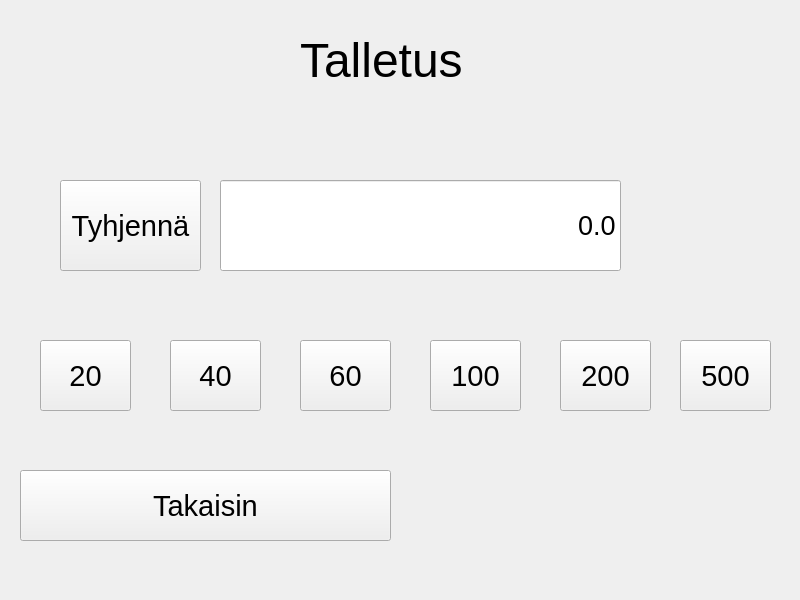
lassesuomela/banksim, file qt/banksim/mainwindow.ui: the form before one commit.
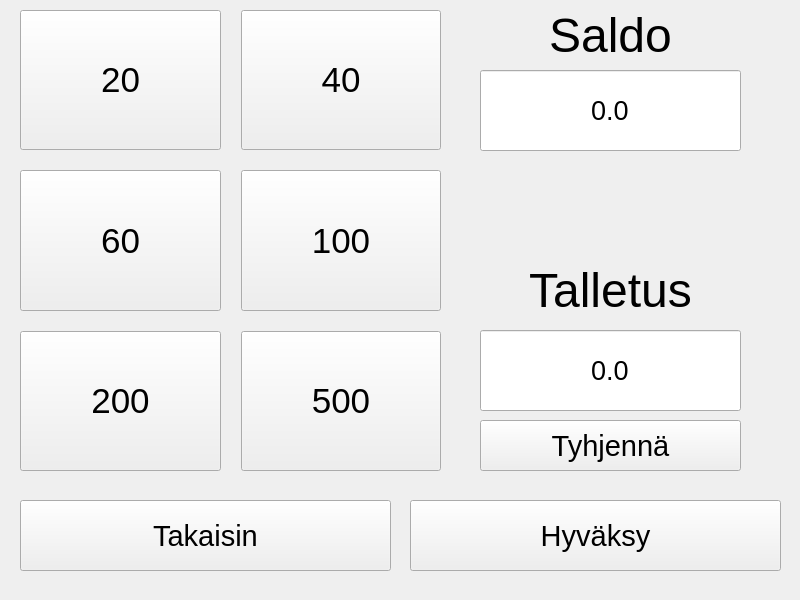
The form after the commit. The open tabs and pages were chosen to show the change.

Diff of the .ui file:
```diff
--- a/qt/banksim/mainwindow.ui
+++ b/qt/banksim/mainwindow.ui
@@ -719,7 +719,7 @@
      <property name="geometry">
       <rect>
        <x>20</x>
-       <y>480</y>
+       <y>510</y>
        <width>371</width>
        <height>71</height>
       </rect>
@@ -734,69 +734,236 @@
       <string>Takaisin</string>
      </property>
     </widget>
-    <widget class="QPushButton" name="talleta_20">
+    <widget class="QWidget" name="gridLayoutWidget_2">
      <property name="geometry">
       <rect>
-       <x>40</x>
-       <y>350</y>
-       <width>91</width>
-       <height>71</height>
+       <x>20</x>
+       <y>20</y>
+       <width>421</width>
+       <height>461</height>
       </rect>
      </property>
-     <property name="text">
-      <string>20</string>
-     </property>
+     <layout class="QGridLayout" name="gridLayout_4">
+      <property name="spacing">
+       <number>20</number>
+      </property>
+      <item row="0" column="0">
+       <widget class="QPushButton" name="talletus5">
+        <property name="sizePolicy">
+         <sizepolicy hsizetype="Minimum" vsizetype="Minimum">
+          <horstretch>0</horstretch>
+          <verstretch>0</verstretch>
+         </sizepolicy>
+        </property>
+        <property name="font">
+         <font>
+          <pointsize>26</pointsize>
+          <stylestrategy>PreferAntialias</stylestrategy>
+         </font>
+        </property>
+        <property name="autoFillBackground">
+         <bool>false</bool>
+        </property>
+        <property name="text">
+         <string>20</string>
+        </property>
+       </widget>
+      </item>
+      <item row="0" column="1">
+       <widget class="QPushButton" name="talletus2">
+        <property name="sizePolicy">
+         <sizepolicy hsizetype="Minimum" vsizetype="Minimum">
+          <horstretch>0</horstretch>
+          <verstretch>0</verstretch>
+         </sizepolicy>
+        </property>
+        <property name="font">
+         <font>
+          <pointsize>26</pointsize>
+          <stylestrategy>PreferAntialias</stylestrategy>
+         </font>
+        </property>
+        <property name="autoFillBackground">
+         <bool>false</bool>
+        </property>
+        <property name="text">
+         <string>40</string>
+        </property>
+       </widget>
+      </item>
+      <item row="1" column="1">
+       <widget class="QPushButton" name="talletus3">
+        <property name="sizePolicy">
+         <sizepolicy hsizetype="Minimum" vsizetype="Minimum">
+          <horstretch>0</horstretch>
+          <verstretch>0</verstretch>
+         </sizepolicy>
+        </property>
+        <property name="font">
+         <font>
+          <pointsize>26</pointsize>
+          <stylestrategy>PreferAntialias</stylestrategy>
+         </font>
+        </property>
+        <property name="autoFillBackground">
+         <bool>false</bool>
+        </property>
+        <property name="text">
+         <string>100</string>
+        </property>
+       </widget>
+      </item>
+      <item row="1" column="0">
+       <widget class="QPushButton" name="talletus4">
+        <property name="sizePolicy">
+         <sizepolicy hsizetype="Minimum" vsizetype="Minimum">
+          <horstretch>0</horstretch>
+          <verstretch>0</verstretch>
+         </sizepolicy>
+        </property>
+        <property name="font">
+         <font>
+          <pointsize>26</pointsize>
+          <stylestrategy>PreferAntialias</stylestrategy>
+         </font>
+        </property>
+        <property name="autoFillBackground">
+         <bool>false</bool>
+        </property>
+        <property name="text">
+         <string>60</string>
+        </property>
+       </widget>
+      </item>
+      <item row="2" column="1">
+       <widget class="QPushButton" name="talletus1">
+        <property name="sizePolicy">
+         <sizepolicy hsizetype="Minimum" vsizetype="Minimum">
+          <horstretch>0</horstretch>
+          <verstretch>0</verstretch>
+         </sizepolicy>
+        </property>
+        <property name="font">
+         <font>
+          <pointsize>26</pointsize>
+          <stylestrategy>PreferAntialias</stylestrategy>
+         </font>
+        </property>
+        <property name="autoFillBackground">
+         <bool>false</bool>
+        </property>
+        <property name="text">
+         <string>500</string>
+        </property>
+       </widget>
+      </item>
+      <item row="2" column="0">
+       <widget class="QPushButton" name="talletus0">
+        <property name="sizePolicy">
+         <sizepolicy hsizetype="Minimum" vsizetype="Minimum">
+          <horstretch>0</horstretch>
+          <verstretch>0</verstretch>
+         </sizepolicy>
+        </property>
+        <property name="font">
+         <font>
+          <pointsize>26</pointsize>
+          <stylestrategy>PreferAntialias</stylestrategy>
+         </font>
+        </property>
+        <property name="autoFillBackground">
+         <bool>false</bool>
+        </property>
+        <property name="text">
+         <string>200</string>
+        </property>
+       </widget>
+      </item>
+     </layout>
     </widget>
-    <widget class="QPushButton" name="talleta_40">
+    <widget class="QLabel" name="saldo_2">
      <property name="geometry">
       <rect>
-       <x>170</x>
-       <y>350</y>
-       <width>91</width>
-       <height>71</height>
+       <x>480</x>
+       <y>20</y>
+       <width>261</width>
+       <height>51</height>
       </rect>
      </property>
+     <property name="font">
+      <font>
+       <pointsize>36</pointsize>
+       <stylestrategy>PreferAntialias</stylestrategy>
+      </font>
+     </property>
      <property name="text">
-      <string>40</string>
+      <string>Saldo</string>
      </property>
+     <property name="alignment">
+      <set>Qt::AlignCenter</set>
+     </property>
     </widget>
     <widget class="QPushButton" name="talleta_500">
      <property name="geometry">
       <rect>
-       <x>680</x>
-       <y>350</y>
-       <width>91</width>
-       <height>71</height>
+       <x>480</x>
+       <y>430</y>
+       <width>261</width>
+       <height>51</height>
       </rect>
      </property>
+     <property name="font">
+      <font>
+       <pointsize>22</pointsize>
+       <stylestrategy>PreferAntialias</stylestrategy>
+      </font>
+     </property>
      <property name="text">
-      <string>500</string>
+      <string>Tyhjennä</string>
      </property>
     </widget>
-    <widget class="QPushButton" name="talleta_200">
+    <widget class="QLineEdit" name="saldoArvo_4">
      <property name="geometry">
       <rect>
-       <x>560</x>
-       <y>350</y>
-       <width>91</width>
-       <height>71</height>
+       <x>480</x>
+       <y>80</y>
+       <width>261</width>
+       <height>81</height>
       </rect>
      </property>
+     <property name="font">
+      <font>
+       <pointsize>20</pointsize>
+       <stylestrategy>PreferAntialias</stylestrategy>
+      </font>
+     </property>
      <property name="text">
-      <string>200</string>
+      <string>0.0</string>
      </property>
+     <property name="alignment">
+      <set>Qt::AlignCenter</set>
+     </property>
     </widget>
-    <widget class="QPushButton" name="talleta_60">
+    <widget class="QLabel" name="teksti_3">
      <property name="geometry">
       <rect>
-       <x>300</x>
-       <y>350</y>
-       <width>91</width>
-       <height>71</height>
+       <x>480</x>
+       <y>270</y>
+       <width>261</width>
+       <height>61</height>
       </rect>
      </property>
+     <property name="font">
+      <font>
+       <pointsize>36</pointsize>
+       <stylestrategy>PreferAntialias</stylestrategy>
+      </font>
+     </property>
      <property name="text">
-      <string>60</string>
+      <string>Talletus</string>
+     </property>
+     <property name="alignment">
+      <set>Qt::AlignCenter</set>
      </property>
     </widget>
     <widget class="QLineEdit" name="talletusArvo">
@@ -805,10 +972,10 @@
      </property>
      <property name="geometry">
       <rect>
-       <x>220</x>
-       <y>190</y>
-       <width>401</width>
-       <height>91</height>
+       <x>480</x>
+       <y>340</y>
+       <width>261</width>
+       <height>81</height>
       </rect>
      </property>
      <property name="font">
@@ -824,55 +991,29 @@
       <string>0.0</string>
      </property>
      <property name="alignment">
-      <set>Qt::AlignRight|Qt::AlignTrailing|Qt::AlignVCenter</set>
+      <set>Qt::AlignCenter</set>
      </property>
      <property name="readOnly">
       <bool>true</bool>
      </property>
     </widget>
-    <widget class="QPushButton" name="talleta_100">
+    <widget class="QToolButton" name="talletaNappi">
      <property name="geometry">
       <rect>
-       <x>430</x>
-       <y>350</y>
-       <width>91</width>
+       <x>410</x>
+       <y>510</y>
+       <width>371</width>
        <height>71</height>
       </rect>
      </property>
-     <property name="text">
-      <string>100</string>
-     </property>
-    </widget>
-    <widget class="QPushButton" name="clear2">
-     <property name="geometry">
-      <rect>
-       <x>60</x>
-       <y>190</y>
-       <width>141</width>
-       <height>91</height>
-      </rect>
-     </property>
-     <property name="text">
-      <string>Tyhjennä</string>
-     </property>
-    </widget>
-    <widget class="QLabel" name="teksti">
-     <property name="geometry">
-      <rect>
-       <x>300</x>
-       <y>30</y>
-       <width>171</width>
-       <height>81</height>
-      </rect>
-     </property>
      <property name="font">
       <font>
-       <pointsize>36</pointsize>
+       <pointsize>22</pointsize>
        <stylestrategy>PreferAntialias</stylestrategy>
       </font>
      </property>
      <property name="text">
-      <string>Talletus</string>
+      <string>Hyväksy</string>
      </property>
     </widget>
    </widget>
```
Left out of the diff: 6 changed lines with no effect on the pictures.
